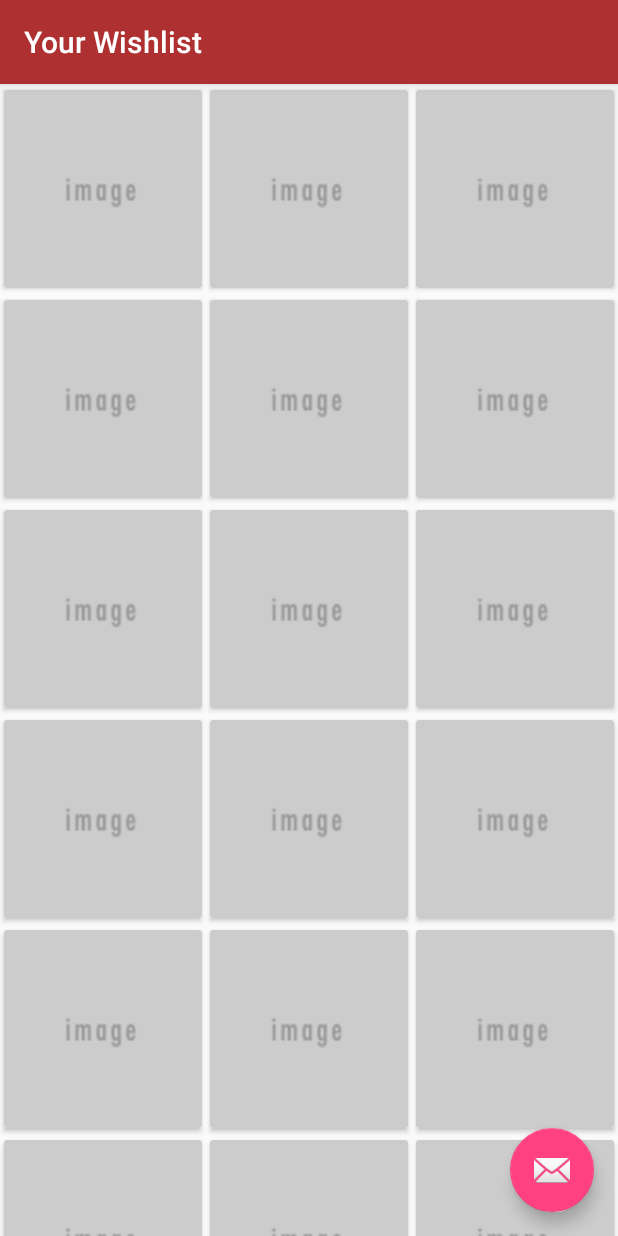
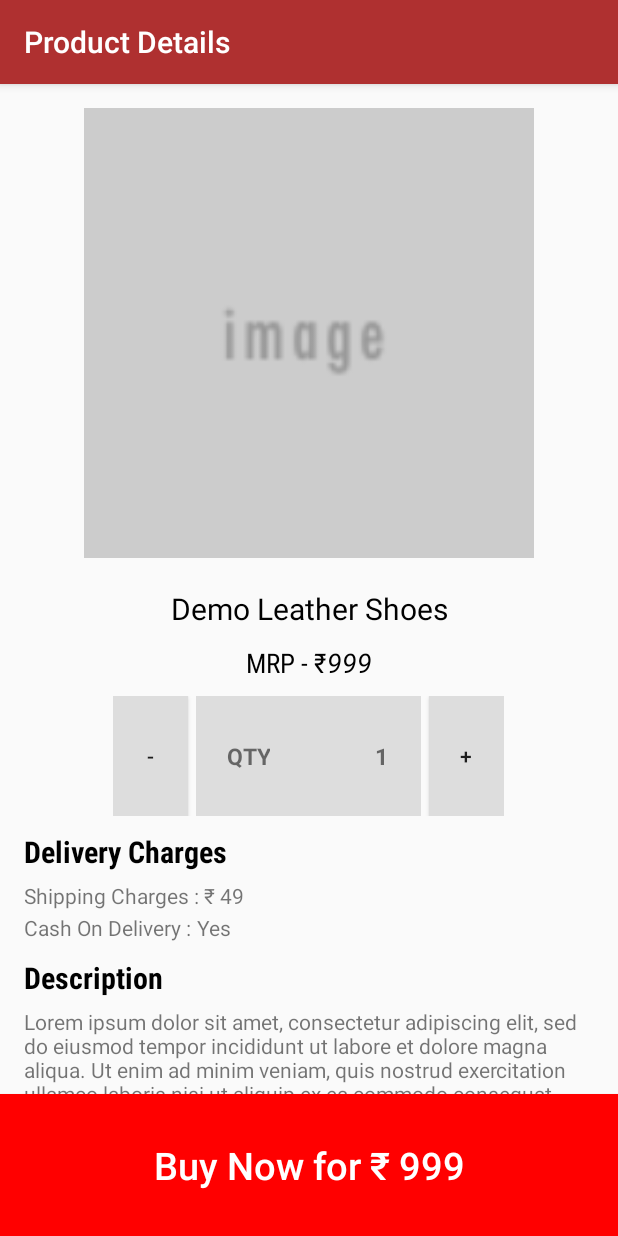
Before and after one commit to ferozbaig96/SwipeEm, an Android app: the screen it shows after launch (WishlistActivity before the commit, DetailsActivity after it), on a phone screen of 412 x 824 dp. Run offline under Robolectric (Android 15) with nearby library versions, the phone set to English and light mode, and no system bars; libraries missing offline, so code that uses them is left out: com.lorentzos.flingswipe; pictures from the network do not load; 4 statements that could not run were skipped.

Commit message:
Initial Commit

```diff
--- a/app/src/main/AndroidManifest.xml
+++ b/app/src/main/AndroidManifest.xml
@@ -30,6 +30,12 @@
             android:label="@string/title_activity_wishlist"
             android:screenOrientation="portrait"
             android:theme="@style/AppTheme.NoActionBar" />
+        <activity
+            android:name=".DetailsActivity"
+            android:configChanges="orientation"
+            android:label="@string/title_activity_details"
+            android:screenOrientation="portrait"
+            android:theme="@style/AppTheme.NoActionBar" />
     </application>
 
 </manifest>
--- /dev/null
+++ b/app/src/main/java/com/example/fbulou/swipeem/DetailsActivity.java
@@ -0,0 +1,83 @@
+package com.example.fbulou.swipeem;
+
+import android.os.Bundle;
+import android.support.v7.app.AppCompatActivity;
+import android.support.v7.widget.Toolbar;
+import android.view.View;
+import android.widget.Button;
+import android.widget.ImageView;
+import android.widget.TextView;
+
+public class DetailsActivity extends AppCompatActivity {
+
+    ImageView image;
+    TextView description, qty, mrp, productName, shippingCharges, cashOnDelivery, brand, material, estimatedArrival;
+    Button qtyAdd, qtySub, btn_buy;
+
+    @Override
+    protected void onCreate(Bundle savedInstanceState) {
+        super.onCreate(savedInstanceState);
+        setContentView(R.layout.activity_details);
+        Toolbar toolbar = (Toolbar) findViewById(R.id.toolbar);
+        setSupportActionBar(toolbar);
+
+        /*
+        FloatingActionButton fab = (FloatingActionButton) findViewById(R.id.fab);
+        fab.setOnClickListener(new View.OnClickListener() {
+            @Override
+            public void onClick(View view) {
+                Snackbar.make(view, "Replace with your own action", Snackbar.LENGTH_LONG)
+                        .setAction("Action", null).show();
+            }
+        });
+        */
+
+        assert getSupportActionBar() != null;
+        getSupportActionBar().setTitle("Product Details");
+
+        image = (ImageView) findViewById(R.id.image_detail);
+
+        description = (TextView) findViewById(R.id.description_detail);
+        qty = (TextView) findViewById(R.id.qty);
+        mrp = (TextView) findViewById(R.id.mrp);
+        productName = (TextView) findViewById(R.id.product_name);
+
+        qtyAdd = (Button) findViewById(R.id.qty_add);
+        qtySub = (Button) findViewById(R.id.qty_sub);
+        btn_buy = (Button) findViewById(R.id.btn_buy);
+
+        shippingCharges = (TextView) findViewById(R.id.shipping_charges);
+        cashOnDelivery = (TextView) findViewById(R.id.cash_on_delivery);
+        brand = (TextView) findViewById(R.id.brand);
+        material = (TextView) findViewById(R.id.material);
+        estimatedArrival = (TextView) findViewById(R.id.estimated_arrival);
+
+
+        qtyAdd.setOnClickListener(new View.OnClickListener() {
+            @Override
+            public void onClick(View v) {
+                int q = Integer.valueOf(qty.getText().toString());
+                String temp = String.valueOf(q + 1);
+                qty.setText(temp);
+            }
+        });
+
+        qtySub.setOnClickListener(new View.OnClickListener() {
+            @Override
+            public void onClick(View v) {
+                int q = Integer.valueOf(qty.getText().toString());
+
+                if (q > 1) {
+                    String temp = String.valueOf(q - 1);
+                    qty.setText(temp);
+                }
+            }
+        });
+
+        //Adding font
+       /* Typeface custom_font = Typeface.createFromAsset(getAssets(), "fonts/Roboto-Regular.ttf");
+        productName.setTypeface(custom_font);
+*/
+    }
+
+}
--- a/app/src/main/java/com/example/fbulou/swipeem/MainActivity.java
+++ b/app/src/main/java/com/example/fbulou/swipeem/MainActivity.java
@@ -42,7 +42,7 @@ public class MainActivity extends AppCompatActivity {
         setSupportActionBar(toolbar);
 
         FloatingActionButton fab = (FloatingActionButton) findViewById(R.id.fab);
-        assert fab != null;
+        assert fab!=null;
         fab.setOnClickListener(new View.OnClickListener() {
             @Override
             public void onClick(View view) {
@@ -59,7 +59,7 @@ public class MainActivity extends AppCompatActivity {
 
 
         //TODO
-        Intent i = new Intent(this, WishlistActivity.class);
+        Intent i = new Intent(this, DetailsActivity.class);
         startActivity(i);
     }
 
@@ -93,12 +93,11 @@ public class MainActivity extends AppCompatActivity {
                 //Do something on the left!
                 //You also have access to the original object.
                 //If you want to use it just cast it (String) dataObject
-                Toast.makeText(MainActivity.this, "Left!", Toast.LENGTH_SHORT).show();
             }
 
             @Override
             public void onRightCardExit(Object dataObject) {
-                Toast.makeText(MainActivity.this, "Right!", Toast.LENGTH_SHORT).show();
+                Toast.makeText(MainActivity.this, "Added to Wishlist!", Toast.LENGTH_SHORT).show();
             }
 
 
--- a/app/src/main/java/com/example/fbulou/swipeem/WishlistActivity.java
+++ b/app/src/main/java/com/example/fbulou/swipeem/WishlistActivity.java
@@ -1,5 +1,6 @@
 package com.example.fbulou.swipeem;
 
+import android.content.Intent;
 import android.os.Bundle;
 import android.support.design.widget.FloatingActionButton;
 import android.support.design.widget.Snackbar;
@@ -13,16 +14,17 @@ import android.view.View;
 import java.util.ArrayList;
 import java.util.List;
 
-public class WishlistActivity extends AppCompatActivity {
+public class WishlistActivity extends AppCompatActivity implements WishlistRVAdapter.MyOnClickListener{
 
+    static WishlistActivity Instance;
     RecyclerView mRecyclerView;
-    static WishlistActivity Instance;
 
     @Override
     protected void onCreate(Bundle savedInstanceState) {
         super.onCreate(savedInstanceState);
         setContentView(R.layout.activity_wishlist);
         Instance = this;
+
         Toolbar toolbar = (Toolbar) findViewById(R.id.toolbar);
         setSupportActionBar(toolbar);
         assert getSupportActionBar() != null;
@@ -94,4 +96,11 @@ public class WishlistActivity extends AppCompatActivity {
 
         return data;
     }
+
+    @Override
+    public void onClicked(int position) {
+        //TODO get primary key to find the data. pk from fn(String pk)
+
+        startActivity(new Intent(this,DetailsActivity.class));
+    }
 }
--- a/app/src/main/java/com/example/fbulou/swipeem/WishlistRVAdapter.java
+++ b/app/src/main/java/com/example/fbulou/swipeem/WishlistRVAdapter.java
@@ -7,6 +7,7 @@ import android.view.View;
 import android.view.ViewGroup;
 import android.widget.ImageView;
 import android.widget.TextView;
+import android.widget.Toast;
 
 import com.bumptech.glide.Glide;
 
@@ -17,6 +18,10 @@ public class WishlistRVAdapter extends RecyclerView.Adapter<WishlistRVAdapter.My
 
     private LayoutInflater inflater;
     List<Information> data = Collections.emptyList();
+
+    public interface MyOnClickListener {
+        public void onClicked(int position);
+    }
 
     public WishlistRVAdapter(Context context, List<Information> data) {
         inflater = LayoutInflater.from(context);
@@ -47,13 +52,17 @@ public class WishlistRVAdapter extends RecyclerView.Adapter<WishlistRVAdapter.My
 
     }
 
-
     @Override
     public int getItemCount() {
         return data.size();
     }
 
-    class MyViewHolder extends RecyclerView.ViewHolder {
+    void delete(int position) {
+        data.remove(position);
+        notifyItemRemoved(position);
+    }
+
+    class MyViewHolder extends RecyclerView.ViewHolder implements View.OnClickListener, View.OnLongClickListener { // For onClick Events
 
         TextView title;
         ImageView icon;
@@ -63,6 +72,29 @@ public class WishlistRVAdapter extends RecyclerView.Adapter<WishlistRVAdapter.My
 
             title = (TextView) itemView.findViewById(R.id.id_RVtitle);
             icon = (ImageView) itemView.findViewById(R.id.id_RVicon);
+
+            itemView.setOnClickListener(this);  //setting clickListener on the whole itemView
+            itemView.setOnLongClickListener(this);    //setting longClickListener on the whole itemView
+        }
+
+        @Override
+        public void onClick(View v) {
+
+           /* int position = getAdapterPosition();
+
+            if (position != -1 && position < data.size()) {
+                Toast.makeText(WishlistActivity.Instance.getInstance(), "Item deleted at position : " + position, Toast.LENGTH_SHORT).show();
+                delete(position);
+            }*/
+
+            WishlistActivity.Instance.onClicked(getAdapterPosition());
+        }
+
+        @Override
+        public boolean onLongClick(View v) {
+
+            Toast.makeText(WishlistActivity.Instance.getInstance(), "Long clicked!", Toast.LENGTH_SHORT).show();
+            return true;    //explicitly set to true to make it work
         }
     }
 }
--- /dev/null
+++ b/app/src/main/res/layout/activity_details.xml
@@ -0,0 +1,41 @@
+<?xml version="1.0" encoding="utf-8"?>
+<android.support.design.widget.CoordinatorLayout xmlns:android="http://schemas.android.com/apk/res/android"
+    xmlns:app="http://schemas.android.com/apk/res-auto"
+    xmlns:tools="http://schemas.android.com/tools"
+    android:layout_width="match_parent"
+    android:layout_height="match_parent"
+    android:fitsSystemWindows="true"
+    tools:context="com.example.fbulou.swipeem.DetailsActivity">
+
+
+    <LinearLayout
+        android:layout_width="match_parent"
+        android:layout_height="match_parent"
+        android:orientation="vertical">
+
+        <android.support.design.widget.AppBarLayout
+            android:layout_width="match_parent"
+            android:layout_height="wrap_content"
+            android:theme="@style/AppTheme.AppBarOverlay">
+
+            <android.support.v7.widget.Toolbar
+                android:id="@+id/toolbar"
+                android:layout_width="match_parent"
+                android:layout_height="?attr/actionBarSize"
+                android:background="#af3030"
+                app:popupTheme="@style/AppTheme.PopupOverlay" />
+
+        </android.support.design.widget.AppBarLayout>
+
+        <include layout="@layout/content_details" />
+    </LinearLayout>
+
+   <!-- <android.support.design.widget.FloatingActionButton
+        android:id="@+id/fab"
+        android:layout_width="wrap_content"
+        android:layout_height="wrap_content"
+        android:layout_gravity="bottom|end"
+        android:layout_margin="@dimen/fab_margin"
+        android:src="@android:drawable/ic_dialog_email" />-->
+
+</android.support.design.widget.CoordinatorLayout>
--- /dev/null
+++ b/app/src/main/res/layout/content_details.xml
@@ -0,0 +1,311 @@
+<?xml version="1.0" encoding="utf-8"?>
+<RelativeLayout xmlns:android="http://schemas.android.com/apk/res/android"
+    android:layout_width="match_parent"
+    android:layout_height="match_parent">
+
+<ScrollView xmlns:android="http://schemas.android.com/apk/res/android"
+    android:layout_width="match_parent"
+    android:layout_height="match_parent"
+    android:layout_above="@+id/btn_buy">
+
+    <LinearLayout xmlns:app="http://schemas.android.com/apk/res-auto"
+        xmlns:tools="http://schemas.android.com/tools"
+        android:layout_width="match_parent"
+        android:layout_height="wrap_content"
+        android:orientation="vertical"
+        android:padding="16dp"
+        app:layout_behavior="@string/appbar_scrolling_view_behavior"
+        tools:context="com.example.fbulou.swipeem.DetailsActivity"
+        tools:showIn="@layout/activity_details">
+
+        <FrameLayout
+            android:layout_width="wrap_content"
+            android:layout_height="wrap_content"
+            android:layout_gravity="center_horizontal">
+
+            <ImageView
+                android:id="@+id/image_detail"
+                android:layout_width="300dp"
+                android:layout_height="300dp"
+                android:contentDescription="@string/image"
+                android:src="@drawable/default_img" />
+        </FrameLayout>
+
+        <TextView
+            android:id="@+id/product_name"
+            android:layout_width="match_parent"
+            android:layout_height="wrap_content"
+            android:layout_marginTop="10dp"
+            android:gravity="center_horizontal"
+            android:padding="10dp"
+            android:fontFamily="sans-serif"
+            android:text="@string/demo_leather_shoes"
+            android:textColor="#000000"
+            android:textSize="20sp" />
+
+        <LinearLayout
+            android:layout_width="match_parent"
+            android:layout_height="wrap_content"
+            android:layout_marginBottom="10dp"
+            android:gravity="center"
+            android:orientation="horizontal">
+
+            <TextView
+                android:layout_width="wrap_content"
+                android:layout_height="wrap_content"
+                android:fontFamily="sans-serif-condensed"
+                android:text="@string/mrp_string"
+                android:textColor="#000000"
+                android:textSize="18sp" />
+
+            <TextView
+                android:id="@+id/mrp"
+                android:layout_width="wrap_content"
+                android:layout_height="wrap_content"
+                android:text="999"
+                android:textColor="#000000"
+                android:textSize="18sp"
+                android:textStyle="italic" />
+        </LinearLayout>
+
+        <LinearLayout
+            android:layout_width="wrap_content"
+            android:layout_height="80dp"
+            android:layout_gravity="center_horizontal"
+            android:orientation="horizontal">
+
+            <Button
+                android:id="@+id/qty_sub"
+                android:layout_width="50dp"
+                android:layout_height="match_parent"
+                android:background="#ddd"
+                android:text="@string/minus_sign" />
+
+            <LinearLayout
+                android:layout_width="150dp"
+                android:layout_height="match_parent"
+                android:layout_marginEnd="5dp"
+                android:layout_marginStart="5dp"
+                android:background="#ddd"
+                android:orientation="horizontal">
+
+                <TextView
+                    android:layout_width="wrap_content"
+                    android:layout_height="match_parent"
+                    android:layout_marginEnd="50dp"
+                    android:layout_marginStart="10dp"
+                    android:gravity="center"
+                    android:padding="10dp"
+                    android:text="@string/qty"
+                    android:textSize="15sp"
+                    android:textStyle="bold" />
+
+                <TextView
+                    android:id="@+id/qty"
+                    android:layout_width="wrap_content"
+                    android:layout_height="match_parent"
+                    android:gravity="center"
+                    android:padding="10dp"
+                    android:text="@string/_1"
+                    android:textSize="15sp"
+                    android:textStyle="bold" />
+            </LinearLayout>
+
+            <Button
+                android:id="@+id/qty_add"
+                android:layout_width="50dp"
+                android:layout_height="match_parent"
+                android:background="#ddd"
+                android:text="@string/plus_sign" />
+        </LinearLayout>
+
+        <TextView
+            android:layout_width="wrap_content"
+            android:layout_height="wrap_content"
+            android:layout_marginTop="10dp"
+            android:fontFamily="sans-serif-condensed"
+            android:text="Delivery Charges"
+            android:textColor="#000000"
+            android:textSize="20sp"
+            android:textStyle="bold" />
+
+        <LinearLayout
+            android:layout_width="match_parent"
+            android:layout_height="wrap_content"
+            android:layout_marginBottom="2dp"
+            android:layout_marginTop="6dp"
+            android:orientation="horizontal">
+
+            <TextView
+                android:layout_width="wrap_content"
+                android:layout_height="wrap_content"
+                android:text="Shipping Charges : ₹ " />
+
+            <TextView
+                android:id="@+id/shipping_charges"
+                android:layout_width="wrap_content"
+                android:layout_height="wrap_content"
+                android:text="49" />
+
+        </LinearLayout>
+
+        <LinearLayout
+            android:layout_width="match_parent"
+            android:layout_height="wrap_content"
+            android:layout_marginBottom="10dp"
+            android:orientation="horizontal">
+
+            <TextView
+                android:layout_width="wrap_content"
+                android:layout_height="wrap_content"
+                android:text="Cash On Delivery : " />
+
+            <TextView
+                android:id="@+id/cash_on_delivery"
+                android:layout_width="wrap_content"
+                android:layout_height="wrap_content"
+                android:text="Yes" />
+        </LinearLayout>
+
+        <TextView
+            android:layout_width="wrap_content"
+            android:layout_height="wrap_content"
+            android:layout_marginBottom="6dp"
+            android:fontFamily="sans-serif-condensed"
+            android:text="Description"
+            android:textColor="#000000"
+            android:textSize="20sp"
+            android:textStyle="bold" />
+
+        <TextView
+            android:id="@+id/description_detail"
+            android:layout_width="match_parent"
+            android:layout_height="wrap_content"
+            android:layout_marginBottom="4dp"
+            android:text="@string/lorem_ipsum" />
+
+        <LinearLayout
+            android:layout_width="match_parent"
+            android:layout_height="wrap_content"
+            android:layout_marginBottom="2dp"
+            android:layout_marginTop="6dp"
+            android:orientation="horizontal">
+
+            <TextView
+                android:layout_width="0dp"
+                android:layout_height="wrap_content"
+                android:layout_weight="1"
+
+                android:gravity="end"
+                android:text="Brand"
+                android:textStyle="bold" />
+
+            <TextView
+                style="@style/BoldBlack"
+                android:layout_width="0dp"
+                android:layout_height="wrap_content"
+                android:layout_weight="0.5"
+                android:gravity="center"
+                android:text=":" />
+
+            <TextView
+                android:id="@+id/brand"
+                android:layout_width="0dp"
+                android:layout_height="wrap_content"
+                android:layout_weight="1.4"
+                android:text="Demo Brand" />
+
+        </LinearLayout>
+
+        <LinearLayout
+            android:layout_width="match_parent"
+            android:layout_height="wrap_content"
+            android:layout_marginTop="6dp"
+            android:orientation="horizontal">
+
+            <TextView
+                android:layout_width="0dp"
+                android:layout_height="wrap_content"
+                android:layout_weight="1"
+
+                android:gravity="end"
+                android:text="Material"
+                android:textStyle="bold" />
+
+            <TextView
+                style="@style/BoldBlack"
+                android:layout_width="0dp"
+                android:layout_height="wrap_content"
+                android:layout_weight="0.5"
+                android:gravity="center"
+                android:text=":" />
+
+            <TextView
+                android:id="@+id/material"
+                android:layout_width="0dp"
+                android:layout_height="wrap_content"
+                android:layout_weight="1.4"
+                android:text="Demo Cotton" />
+
+        </LinearLayout>
+
+        <TextView
+            android:layout_width="wrap_content"
+            android:layout_height="wrap_content"
+            android:layout_marginTop="10dp"
+            android:fontFamily="sans-serif-condensed"
+            android:text="Shipping Details"
+            android:textColor="#000000"
+            android:textSize="20sp"
+            android:textStyle="bold" />
+
+        <LinearLayout
+            android:layout_width="match_parent"
+            android:layout_height="wrap_content"
+            android:layout_marginBottom="40dp"
+            android:layout_marginTop="6dp"
+            android:orientation="horizontal">
+
+            <TextView
+                android:layout_width="0dp"
+                android:layout_height="wrap_content"
+                android:layout_weight="1"
+                android:gravity="end"
+                android:text="Estimated Arrival"
+                android:textStyle="bold" />
+
+            <TextView
+                style="@style/BoldBlack"
+                android:layout_width="0dp"
+                android:layout_height="wrap_content"
+                android:layout_weight="0.5"
+                android:gravity="center"
+                android:text=":" />
+
+            <TextView
+                android:id="@+id/estimated_arrival"
+                android:layout_width="0dp"
+                android:layout_height="wrap_content"
+                android:layout_weight="1.4"
+                android:text="Demo 5-6 days" />
+
+        </LinearLayout>
+
+
+    </LinearLayout>
+
+</ScrollView>
+
+    <Button
+        android:id="@+id/btn_buy"
+        android:layout_width="match_parent"
+        android:layout_height="wrap_content"
+        android:layout_alignParentBottom="true"
+        android:background="#ff0000"
+        android:padding="30dp"
+        android:text="@string/buy_now_for_999"
+        android:textAllCaps="false"
+        android:textColor="#fff"
+        android:textSize="25sp" />
+
+</RelativeLayout>
--- a/app/src/main/res/values/strings.xml
+++ b/app/src/main/res/values/strings.xml
@@ -3,4 +3,15 @@
     <string name="action_wishlist">Wishist</string>
     <string name="image">image</string>
     <string name="title_activity_wishlist">WishlistActivity</string>
+
+
+    <string name="title_activity_details">DetailsActivity</string>
+    <string name="plus_sign">+</string>
+    <string name="minus_sign">-</string>
+    <string name="demo_leather_shoes">Demo Leather Shoes</string>
+    <string name="qty">QTY</string>
+    <string name="_1">1</string>
+    <string name="mrp_string">MRP - ₹ </string>
+    <string name="buy_now_for_999">Buy Now for ₹ 999</string>
+    <string name="lorem_ipsum">Lorem ipsum dolor sit amet, consectetur adipiscing elit, sed do eiusmod tempor incididunt ut labore et dolore magna aliqua. Ut enim ad minim veniam, quis nostrud exercitation ullamco laboris nisi ut aliquip ex ea commodo consequat. Duis aute irure dolor in reprehenderit in voluptate velit esse cillum dolore eu fugiat nulla pariatur. Excepteur sint occaecat cupidatat non proident, sunt in culpa qui officia deserunt mollit anim id est laborum</string>
 </resources>
--- a/app/src/main/res/values/styles.xml
+++ b/app/src/main/res/values/styles.xml
@@ -19,4 +19,8 @@
 
     <style name="AppTheme.PopupOverlay" parent="ThemeOverlay.AppCompat.Light" />
 
+    <style name="BoldBlack" parent="AppTheme">
+        <item name="android:textColor">#000</item>
+        <item name="android:textStyle">bold</item>
+    </style>
 </resources>
```
